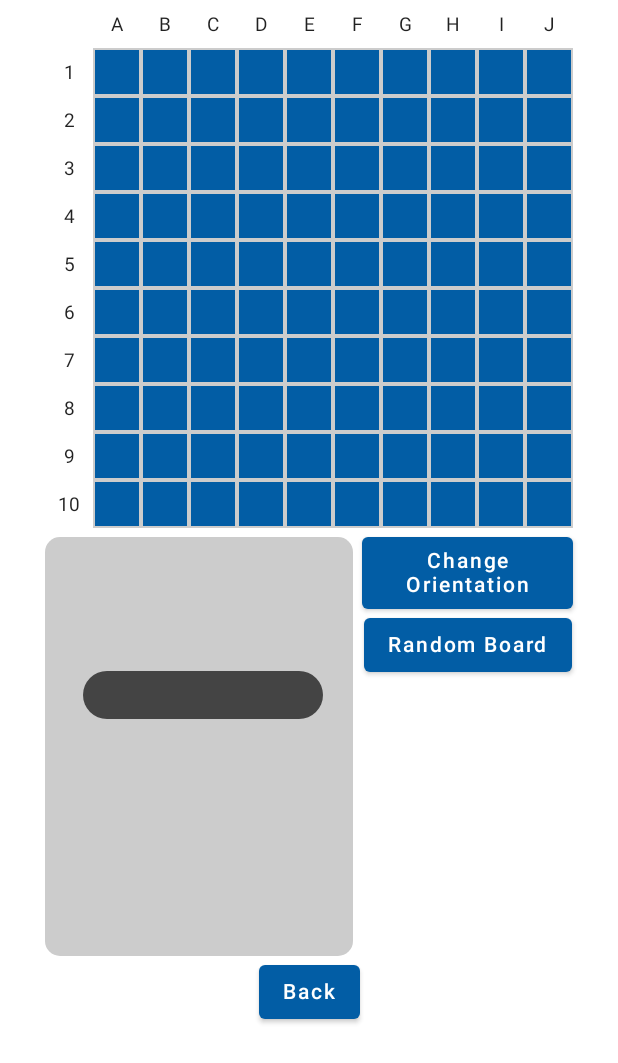
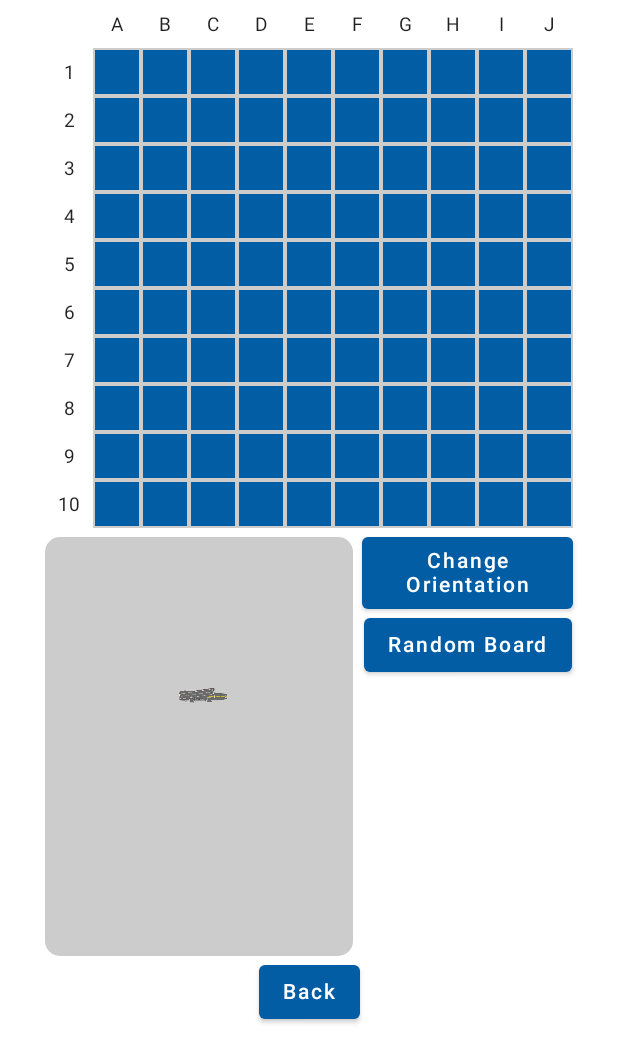
Before and after one commit to bodybuilders-team/battleships-mobile, an Android app built with Jetpack Compose: the composable NewGame shown on its own in the app's theme, after a tap on "Change Orientation", on a phone screen of 412 x 824 dp. Shown: the top 1063 px of the screen. Run offline under Robolectric (Android 15) with nearby library versions, the phone set to English and light mode, and no system bars; 1 other tap on this screen came first.

Commit message:
Ship images added (FIXME: ships are still small in horizontal orientation)

```diff
--- a/app/src/main/kotlin/pt/isel/pdm/battleships/ui/screens/gameplay/NewGame.kt
+++ b/app/src/main/kotlin/pt/isel/pdm/battleships/ui/screens/gameplay/NewGame.kt
@@ -19,7 +19,6 @@ import pt.isel.pdm.battleships.domain.board.Board
 import pt.isel.pdm.battleships.domain.board.Board.Companion.DEFAULT_BOARD_SIZE
 import pt.isel.pdm.battleships.ui.screens.gameplay.configuration.BoardConfiguration
 import pt.isel.pdm.battleships.ui.screens.gameplay.configuration.IntSelector
-import pt.isel.pdm.battleships.ui.screens.gameplay.configuration.TimeSelector
 
 private const val GAME_CONFIG_TITLE_PADDING = 8
 private const val DEFAULT_SHOTS_PER_TURN = 1
@@ -70,11 +69,11 @@ fun NewGame(onBackButtonPressed: () -> Unit) {
                 )
 
                 // Board Configuration Time
-                TimeSelector(
-                    defaultTime = timeForBoardConfig,
-                    timeRange = MIN_TIME_FOR_BOARD_CONFIG..MAX_TIME_FOR_BOARD_CONFIG,
+                IntSelector(
+                    defaultValue = timeForBoardConfig,
+                    valueRange = MIN_TIME_FOR_BOARD_CONFIG..MAX_TIME_FOR_BOARD_CONFIG,
                     label = stringResource(R.string.game_config_time_for_board_config_text),
-                    onTimeChange = { timeForBoardConfig = it }
+                    onValueChange = { timeForBoardConfig = it }
                 )
 
                 // Shots Per Turn Selector
@@ -86,11 +85,12 @@ fun NewGame(onBackButtonPressed: () -> Unit) {
                 )
 
                 // Time Per Turn Selector
-                TimeSelector(
-                    defaultTime = timePerTurn,
-                    timeRange = MIN_TIME_PER_TURN..MAX_TIME_PER_TURN,
+                IntSelector(
+                    defaultValue = timePerTurn,
+                    valueRange = MIN_TIME_PER_TURN..MAX_TIME_PER_TURN,
                     label = stringResource(R.string.game_config_time_per_turn_text),
-                    onTimeChange = { timePerTurn = it }
+                    valueLabel = { "$it s" },
+                    onValueChange = { timePerTurn = it }
                 )
 
                 Button(onClick = { configureBoard = true }) {
--- a/app/src/main/kotlin/pt/isel/pdm/battleships/ui/screens/gameplay/configuration/BoardConfiguration.kt
+++ b/app/src/main/kotlin/pt/isel/pdm/battleships/ui/screens/gameplay/configuration/BoardConfiguration.kt
@@ -22,12 +22,12 @@ import pt.isel.pdm.battleships.domain.game.GameState
 import pt.isel.pdm.battleships.domain.ship.Orientation
 import pt.isel.pdm.battleships.domain.ship.Ship
 import pt.isel.pdm.battleships.domain.ship.ShipType
-import pt.isel.pdm.battleships.ui.screens.gameplay.PLACING_MENU_PADDING
-import pt.isel.pdm.battleships.ui.screens.gameplay.SHIP_SLOTS_FACTOR
-import pt.isel.pdm.battleships.ui.screens.gameplay.ShipPlacingMenu
 import pt.isel.pdm.battleships.ui.screens.gameplay.board.BoardView
 import pt.isel.pdm.battleships.ui.screens.gameplay.board.FULL_BOARD_VIEW_BOX_SIZE
 import pt.isel.pdm.battleships.ui.screens.gameplay.board.getTileSize
+import pt.isel.pdm.battleships.ui.screens.gameplay.configuration.shipPlacing.PLACING_MENU_PADDING
+import pt.isel.pdm.battleships.ui.screens.gameplay.configuration.shipPlacing.SHIP_SLOTS_FACTOR
+import pt.isel.pdm.battleships.ui.screens.gameplay.configuration.shipPlacing.ShipPlacingMenu
 import pt.isel.pdm.battleships.ui.screens.gameplay.ship.UnplacedShipView
 
 /**
@@ -82,7 +82,7 @@ fun BoardConfiguration(boardSize: Int, onBackButtonPressed: () -> Unit) {
                     ),
                     boardOffset = Offset(x = tileSize, y = tileSize),
                     orientation = selectedOrientation,
-                    size = currentShipType.size,
+                    type = currentShipType,
                     boardSize = board.size,
                     onShipPlaced = { shipCoordinate ->
                         val newShip = Ship(currentShipType, shipCoordinate, selectedOrientation)
--- a/app/src/main/kotlin/pt/isel/pdm/battleships/ui/screens/gameplay/configuration/IntSelector.kt
+++ b/app/src/main/kotlin/pt/isel/pdm/battleships/ui/screens/gameplay/configuration/IntSelector.kt
@@ -13,6 +13,7 @@ import androidx.compose.runtime.remember
 import androidx.compose.runtime.setValue
 import androidx.compose.ui.Alignment
 import androidx.compose.ui.Modifier
+import androidx.compose.ui.text.style.TextAlign
 
 private const val INT_SELECTOR_WIDTH_FACTOR = 0.5f
 
@@ -45,7 +46,8 @@ fun IntSelector(
         ) {
             Text(
                 text = label,
-                style = MaterialTheme.typography.h6
+                style = MaterialTheme.typography.h6,
+                textAlign = TextAlign.Center
             )
             Text(
                 text = valueLabel(currentValue),
--- a/app/src/main/kotlin/pt/isel/pdm/battleships/ui/screens/gameplay/ShipPlacingMenu.kt
+++ b/app/src/main/kotlin/pt/isel/pdm/battleships/ui/screens/gameplay/configuration/shipPlacing/ShipPlacingMenu.kt
@@ -1,4 +1,4 @@
-package pt.isel.pdm.battleships.ui.screens.gameplay
+package pt.isel.pdm.battleships.ui.screens.gameplay.configuration.shipPlacing
 
 import androidx.compose.foundation.layout.Arrangement
 import androidx.compose.foundation.layout.Column
--- a/app/src/main/kotlin/pt/isel/pdm/battleships/ui/screens/gameplay/ShipSlots.kt
+++ b/app/src/main/kotlin/pt/isel/pdm/battleships/ui/screens/gameplay/configuration/shipPlacing/ShipSlots.kt
@@ -1,4 +1,4 @@
-package pt.isel.pdm.battleships.ui.screens.gameplay
+package pt.isel.pdm.battleships.ui.screens.gameplay.configuration.shipPlacing
 
 import androidx.compose.foundation.background
 import androidx.compose.foundation.layout.Box
--- /dev/null
+++ b/app/src/main/kotlin/pt/isel/pdm/battleships/ui/screens/gameplay/ship/ShipImage.kt
@@ -0,0 +1,39 @@
+package pt.isel.pdm.battleships.ui.screens.gameplay.ship
+
+import androidx.compose.foundation.Image
+import androidx.compose.foundation.layout.fillMaxSize
+import androidx.compose.runtime.Composable
+import androidx.compose.ui.Modifier
+import androidx.compose.ui.draw.rotate
+import androidx.compose.ui.res.painterResource
+import pt.isel.pdm.battleships.R
+import pt.isel.pdm.battleships.domain.ship.Orientation
+import pt.isel.pdm.battleships.domain.ship.ShipType
+
+/**
+ * Draws the ship image.
+ *
+ * @param type the type of the ship
+ * @param orientation the orientation of the ship
+ */
+@Composable
+fun ShipImage(
+    type: ShipType,
+    orientation: Orientation
+) {
+    Image(
+        painter = painterResource(
+            id = when (type) {
+                ShipType.BATTLESHIP -> R.drawable.ship_battleship
+                ShipType.CARRIER -> R.drawable.ship_carrier
+                ShipType.CRUISER -> R.drawable.ship_cruiser
+                ShipType.DESTROYER -> R.drawable.ship_destroyer
+                ShipType.SUBMARINE -> R.drawable.ship_submarine
+            }
+        ),
+        contentDescription = "Ship",
+        modifier = Modifier
+            .rotate(degrees = if (orientation == Orientation.VERTICAL) 0f else 90f)
+            .fillMaxSize() // FIXME: ships are still small in horizontal orientation
+    )
+}
--- a/app/src/main/kotlin/pt/isel/pdm/battleships/ui/screens/gameplay/ship/ShipView.kt
+++ b/app/src/main/kotlin/pt/isel/pdm/battleships/ui/screens/gameplay/ship/ShipView.kt
@@ -1,20 +1,14 @@
 package pt.isel.pdm.battleships.ui.screens.gameplay.ship
 
-import androidx.compose.foundation.background
 import androidx.compose.foundation.layout.Box
 import androidx.compose.foundation.layout.offset
 import androidx.compose.foundation.layout.size
-import androidx.compose.foundation.shape.RoundedCornerShape
 import androidx.compose.runtime.Composable
 import androidx.compose.ui.Modifier
-import androidx.compose.ui.draw.clip
 import androidx.compose.ui.geometry.Offset
-import androidx.compose.ui.graphics.Color
 import androidx.compose.ui.unit.dp
 import pt.isel.pdm.battleships.domain.ship.Orientation
 import pt.isel.pdm.battleships.domain.ship.Ship
-
-private const val SHIP_CORNER_RADIUS = 16
 
 /**
  * Visual representation of a ship.
@@ -43,7 +37,10 @@ fun ShipView(ship: Ship, tileSize: Float, offset: Offset = Offset.Zero) {
                         if (ship.orientation == Orientation.VERTICAL) ship.type.size else 1
                     ).dp
             )
-            .clip(RoundedCornerShape(SHIP_CORNER_RADIUS.dp))
-            .background(Color.DarkGray)
-    )
+    ) {
+        ShipImage(
+            type = ship.type,
+            orientation = ship.orientation
+        )
+    }
 }
--- a/app/src/main/kotlin/pt/isel/pdm/battleships/ui/screens/gameplay/ship/UnplacedShipView.kt
+++ b/app/src/main/kotlin/pt/isel/pdm/battleships/ui/screens/gameplay/ship/UnplacedShipView.kt
@@ -1,11 +1,9 @@
 package pt.isel.pdm.battleships.ui.screens.gameplay.ship
 
-import androidx.compose.foundation.background
 import androidx.compose.foundation.gestures.detectDragGestures
 import androidx.compose.foundation.layout.Box
 import androidx.compose.foundation.layout.offset
 import androidx.compose.foundation.layout.size
-import androidx.compose.foundation.shape.RoundedCornerShape
 import androidx.compose.runtime.Composable
 import androidx.compose.runtime.getValue
 import androidx.compose.runtime.mutableStateOf
@@ -13,9 +11,7 @@ import androidx.compose.runtime.remember
 import androidx.compose.runtime.rememberUpdatedState
 import androidx.compose.runtime.setValue
 import androidx.compose.ui.Modifier
-import androidx.compose.ui.draw.clip
 import androidx.compose.ui.geometry.Offset
-import androidx.compose.ui.graphics.Color
 import androidx.compose.ui.input.pointer.consumeAllChanges
 import androidx.compose.ui.input.pointer.pointerInput
 import androidx.compose.ui.platform.LocalDensity
@@ -24,6 +20,7 @@ import pt.isel.pdm.battleships.domain.board.Board.Companion.FIRST_COL
 import pt.isel.pdm.battleships.domain.board.Coordinate
 import pt.isel.pdm.battleships.domain.ship.Orientation
 import pt.isel.pdm.battleships.domain.ship.Ship
+import pt.isel.pdm.battleships.domain.ship.ShipType
 import pt.isel.pdm.battleships.ui.screens.gameplay.board.getTileSize
 import kotlin.math.roundToInt
 
@@ -33,7 +30,7 @@ import kotlin.math.roundToInt
  * @param orientation the orientation of the ship
  * @param initialOffset the initial offset of the ship
  * @param boardOffset the offset of the board
- * @param size the size of the ship
+ * @param type the type of the ship
  * @param boardSize the size of the board
  * @param onShipPlaced what to do when the ship is placed on the board
  */
@@ -42,11 +39,11 @@ fun UnplacedShipView(
     orientation: Orientation = Orientation.HORIZONTAL,
     initialOffset: Offset = Offset.Zero,
     boardOffset: Offset = Offset.Zero,
-    size: Int,
+    type: ShipType,
     boardSize: Int,
     onShipPlaced: (Coordinate) -> Boolean
 ) {
-    val currentSize by rememberUpdatedState(size)
+    val currentSize by rememberUpdatedState(type.size)
     val currentOrientation by rememberUpdatedState(orientation)
 
     var dragging by remember { mutableStateOf(false) }
@@ -75,11 +72,9 @@ fun UnplacedShipView(
                 y = offset.y.dp
             )
             .size(
-                width = (tileSize * if (orientation == Orientation.HORIZONTAL) size else 1).dp,
-                height = (tileSize * if (orientation == Orientation.VERTICAL) size else 1).dp
+                width = (tileSize * if (orientation == Orientation.HORIZONTAL) type.size else 1).dp,
+                height = (tileSize * if (orientation == Orientation.VERTICAL) type.size else 1).dp
             )
-            .clip(RoundedCornerShape(UNPLACED_SHIP_CORNER_RADIUS.dp))
-            .background(Color.DarkGray)
             .pointerInput(Unit) {
                 detectDragGestures(
                     onDragStart = { dragging = true },
@@ -88,7 +83,8 @@ fun UnplacedShipView(
                         val currCol = ((offset.x - boardOffset.x) / tileSize).roundToInt()
                         val currRow = ((offset.y - boardOffset.y) / tileSize).roundToInt()
 
-                        Coordinate.fromPointOrNull(currCol, currRow)
+                        Coordinate
+                            .fromPointOrNull(currCol, currRow)
                             ?.let { coordinate ->
                                 if (
                                     Ship.isValidShipCoordinate(
@@ -113,11 +109,13 @@ fun UnplacedShipView(
                     dragOffset += dragAmount
                 }
             }
-
-    )
+    ) {
+        ShipImage(
+            type = type,
+            orientation = orientation
+        )
+    }
 }
-
-private const val UNPLACED_SHIP_CORNER_RADIUS = 16
 
 /**
  * Gets a coordinate from a point.
```
Also changed, not shown: app/src/main/res/drawable/ship_battleship.png (added), app/src/main/res/drawable/ship_carrier.png (added), app/src/main/res/drawable/ship_cruiser.png (added), app/src/main/res/drawable/ship_destroyer.png (added), app/src/main/res/drawable/ship_submarine.png (added).
